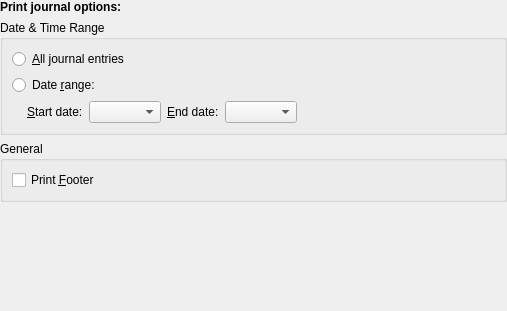
Old version of the form src/printing/calprintjournalconfig_base.ui in the repository KDE/calendarsupport.
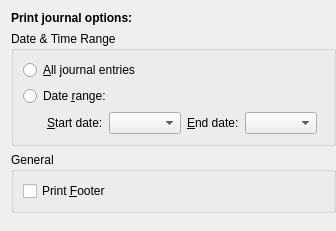
New version of the form. Custom widgets are drawn as their Qt base class.

Diff of the .ui file:
```diff
--- a/src/printing/calprintjournalconfig_base.ui
+++ b/src/printing/calprintjournalconfig_base.ui
@@ -4,30 +4,10 @@
  <comment>Configuration page for the print journal mode.</comment>
  <class>CalPrintJournalConfig_Base</class>
  <widget class="QWidget" name="CalPrintJournalConfig_Base">
-  <property name="geometry">
-   <rect>
-    <x>0</x>
-    <y>0</y>
-    <width>507</width>
-    <height>311</height>
-   </rect>
-  </property>
   <layout class="QVBoxLayout">
-   <property name="spacing">
-    <number>6</number>
-   </property>
-   <property name="leftMargin">
-    <number>0</number>
-   </property>
-   <property name="topMargin">
-    <number>0</number>
-   </property>
    <property name="rightMargin">
     <number>0</number>
    </property>
-   <property name="bottomMargin">
-    <number>0</number>
-   </property>
    <item>
     <widget class="QLabel" name="label">
      <property name="text">
@@ -69,21 +49,6 @@
       </item>
       <item>
        <layout class="QHBoxLayout" name="mDateRangeLayout">
-        <property name="spacing">
-         <number>6</number>
-        </property>
-        <property name="leftMargin">
-         <number>0</number>
-        </property>
-        <property name="topMargin">
-         <number>0</number>
-        </property>
-        <property name="rightMargin">
-         <number>0</number>
-        </property>
-        <property name="bottomMargin">
-         <number>0</number>
-        </property>
         <item>
          <spacer>
           <property name="orientation">
@@ -94,8 +59,8 @@
           </property>
           <property name="sizeHint" stdset="0">
            <size>
-            <width>15</width>
-            <height>20</height>
+            <width>24</width>
+            <height>1</height>
            </size>
           </property>
          </spacer>
@@ -142,12 +107,6 @@
           <property name="sizeType">
            <enum>QSizePolicy::Expanding</enum>
           </property>
-          <property name="sizeHint" stdset="0">
-           <size>
-            <width>324</width>
-            <height>21</height>
-           </size>
-          </property>
          </spacer>
         </item>
        </layout>
@@ -185,12 +144,6 @@
      <property name="sizeType">
       <enum>QSizePolicy::Expanding</enum>
      </property>
-     <property name="sizeHint" stdset="0">
-      <size>
-       <width>301</width>
-       <height>211</height>
-      </size>
-     </property>
     </spacer>
    </item>
   </layout>
```
Left out of the diff: 28 changed lines with no effect on the pictures.
